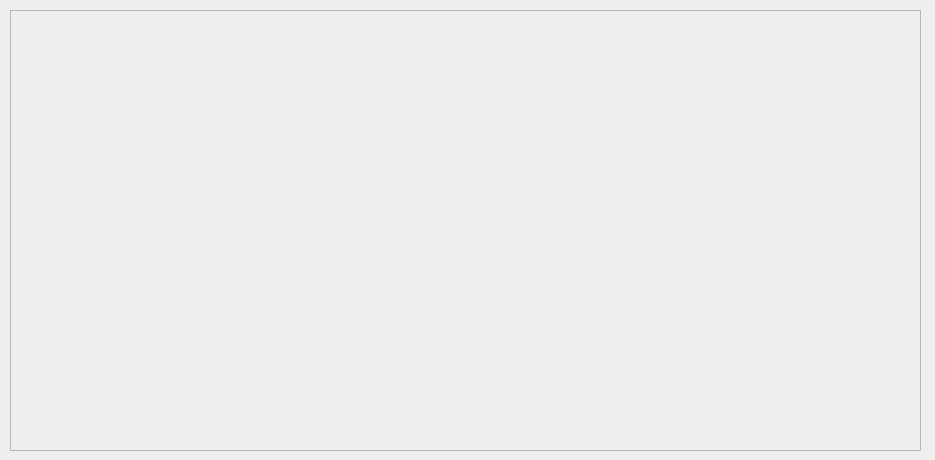
Before: the Qt Designer form static/ui/main.ui in zzmx-sudo/file_sharer-Desktop, drawn with Qt 5.
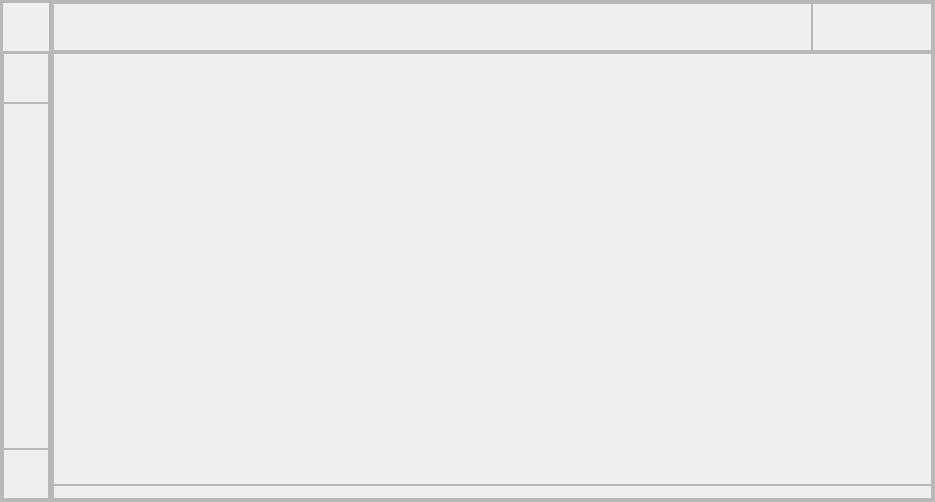
After: the same form once the commit is applied.

Commit message: ui布局基本完成

```diff
--- a/static/ui/main.ui
+++ b/static/ui/main.ui
@@ -7,29 +7,413 @@
     <x>0</x>
     <y>0</y>
     <width>935</width>
-    <height>460</height>
+    <height>502</height>
    </rect>
   </property>
   <property name="windowTitle">
    <string>MainWindow</string>
   </property>
   <widget class="QWidget" name="styleSheet">
-   <widget class="QFrame" name="appBg">
-    <property name="geometry">
-     <rect>
-      <x>10</x>
-      <y>10</y>
-      <width>911</width>
-      <height>441</height>
-     </rect>
+   <layout class="QVBoxLayout" name="verticalLayout_6">
+    <property name="spacing">
+     <number>0</number>
     </property>
-    <property name="frameShape">
-     <enum>QFrame::StyledPanel</enum>
+    <property name="leftMargin">
+     <number>0</number>
     </property>
-    <property name="frameShadow">
-     <enum>QFrame::Raised</enum>
+    <property name="topMargin">
+     <number>0</number>
     </property>
-   </widget>
+    <property name="rightMargin">
+     <number>0</number>
+    </property>
+    <property name="bottomMargin">
+     <number>0</number>
+    </property>
+    <item>
+     <widget class="QFrame" name="AppBg">
+      <property name="frameShape">
+       <enum>QFrame::StyledPanel</enum>
+      </property>
+      <property name="frameShadow">
+       <enum>QFrame::Raised</enum>
+      </property>
+      <layout class="QHBoxLayout" name="horizontalLayout_2">
+       <property name="spacing">
+        <number>0</number>
+       </property>
+       <property name="leftMargin">
+        <number>0</number>
+       </property>
+       <property name="topMargin">
+        <number>0</number>
+       </property>
+       <property name="rightMargin">
+        <number>0</number>
+       </property>
+       <property name="bottomMargin">
+        <number>0</number>
+       </property>
+       <item>
+        <widget class="QFrame" name="leftMenuBox">
+         <property name="minimumSize">
+          <size>
+           <width>50</width>
+           <height>0</height>
+          </size>
+         </property>
+         <property name="maximumSize">
+          <size>
+           <width>50</width>
+           <height>16777215</height>
+          </size>
+         </property>
+         <property name="frameShape">
+          <enum>QFrame::StyledPanel</enum>
+         </property>
+         <property name="frameShadow">
+          <enum>QFrame::Raised</enum>
+         </property>
+         <layout class="QVBoxLayout" name="verticalLayout_5">
+          <property name="spacing">
+           <number>0</number>
+          </property>
+          <property name="leftMargin">
+           <number>0</number>
+          </property>
+          <property name="topMargin">
+           <number>0</number>
+          </property>
+          <property name="rightMargin">
+           <number>0</number>
+          </property>
+          <property name="bottomMargin">
+           <number>0</number>
+          </property>
+          <item>
+           <widget class="QFrame" name="topLogoInfo">
+            <property name="minimumSize">
+             <size>
+              <width>0</width>
+              <height>50</height>
+             </size>
+            </property>
+            <property name="maximumSize">
+             <size>
+              <width>16777215</width>
+              <height>50</height>
+             </size>
+            </property>
+            <property name="frameShape">
+             <enum>QFrame::StyledPanel</enum>
+            </property>
+            <property name="frameShadow">
+             <enum>QFrame::Raised</enum>
+            </property>
+           </widget>
+          </item>
+          <item>
+           <widget class="QFrame" name="leftMenuFrame">
+            <property name="frameShape">
+             <enum>QFrame::StyledPanel</enum>
+            </property>
+            <property name="frameShadow">
+             <enum>QFrame::Raised</enum>
+            </property>
+            <layout class="QVBoxLayout" name="verticalLayout_4">
+             <property name="spacing">
+              <number>0</number>
+             </property>
+             <property name="leftMargin">
+              <number>0</number>
+             </property>
+             <property name="topMargin">
+              <number>0</number>
+             </property>
+             <property name="rightMargin">
+              <number>0</number>
+             </property>
+             <property name="bottomMargin">
+              <number>0</number>
+             </property>
+             <item>
+              <widget class="QFrame" name="leftToggleBox">
+               <property name="minimumSize">
+                <size>
+                 <width>0</width>
+                 <height>50</height>
+                </size>
+               </property>
+               <property name="maximumSize">
+                <size>
+                 <width>16777215</width>
+                 <height>50</height>
+                </size>
+               </property>
+               <property name="frameShape">
+                <enum>QFrame::StyledPanel</enum>
+               </property>
+               <property name="frameShadow">
+                <enum>QFrame::Raised</enum>
+               </property>
+              </widget>
+             </item>
+             <item>
+              <widget class="QFrame" name="leftTopBox">
+               <property name="frameShape">
+                <enum>QFrame::StyledPanel</enum>
+               </property>
+               <property name="frameShadow">
+                <enum>QFrame::Raised</enum>
+               </property>
+              </widget>
+             </item>
+             <item>
+              <widget class="QFrame" name="leftBottomBox">
+               <property name="minimumSize">
+                <size>
+                 <width>0</width>
+                 <height>50</height>
+                </size>
+               </property>
+               <property name="maximumSize">
+                <size>
+                 <width>16777215</width>
+                 <height>50</height>
+                </size>
+               </property>
+               <property name="frameShape">
+                <enum>QFrame::StyledPanel</enum>
+               </property>
+               <property name="frameShadow">
+                <enum>QFrame::Raised</enum>
+               </property>
+              </widget>
+             </item>
+            </layout>
+           </widget>
+          </item>
+         </layout>
+        </widget>
+       </item>
+       <item>
+        <widget class="QFrame" name="extraBox">
+         <property name="maximumSize">
+          <size>
+           <width>0</width>
+           <height>16777215</height>
+          </size>
+         </property>
+         <property name="frameShape">
+          <enum>QFrame::StyledPanel</enum>
+         </property>
+         <property name="frameShadow">
+          <enum>QFrame::Raised</enum>
+         </property>
+         <layout class="QVBoxLayout" name="verticalLayout_3">
+          <property name="spacing">
+           <number>0</number>
+          </property>
+          <property name="leftMargin">
+           <number>0</number>
+          </property>
+          <property name="topMargin">
+           <number>0</number>
+          </property>
+          <property name="rightMargin">
+           <number>0</number>
+          </property>
+          <property name="bottomMargin">
+           <number>0</number>
+          </property>
+          <item>
+           <widget class="QFrame" name="extraTopBox">
+            <property name="maximumSize">
+             <size>
+              <width>16777215</width>
+              <height>50</height>
+             </size>
+            </property>
+            <property name="frameShape">
+             <enum>QFrame::StyledPanel</enum>
+            </property>
+            <property name="frameShadow">
+             <enum>QFrame::Raised</enum>
+            </property>
+           </widget>
+          </item>
+          <item>
+           <widget class="QFrame" name="extraContentBox">
+            <property name="frameShape">
+             <enum>QFrame::StyledPanel</enum>
+            </property>
+            <property name="frameShadow">
+             <enum>QFrame::Raised</enum>
+            </property>
+           </widget>
+          </item>
+          <item>
+           <widget class="QFrame" name="extraBottomBox">
+            <property name="maximumSize">
+             <size>
+              <width>16777215</width>
+              <height>100</height>
+             </size>
+            </property>
+            <property name="frameShape">
+             <enum>QFrame::StyledPanel</enum>
+            </property>
+            <property name="frameShadow">
+             <enum>QFrame::Raised</enum>
+            </property>
+           </widget>
+          </item>
+         </layout>
+        </widget>
+       </item>
+       <item>
+        <widget class="QFrame" name="contentBox">
+         <property name="frameShape">
+          <enum>QFrame::StyledPanel</enum>
+         </property>
+         <property name="frameShadow">
+          <enum>QFrame::Raised</enum>
+         </property>
+         <layout class="QVBoxLayout" name="verticalLayout_2">
+          <property name="spacing">
+           <number>0</number>
+          </property>
+          <property name="leftMargin">
+           <number>0</number>
+          </property>
+          <property name="topMargin">
+           <number>0</number>
+          </property>
+          <property name="rightMargin">
+           <number>0</number>
+          </property>
+          <property name="bottomMargin">
+           <number>0</number>
+          </property>
+          <item>
+           <widget class="QFrame" name="contentTopBox">
+            <property name="maximumSize">
+             <size>
+              <width>16777215</width>
+              <height>50</height>
+             </size>
+            </property>
+            <property name="frameShape">
+             <enum>QFrame::StyledPanel</enum>
+            </property>
+            <property name="frameShadow">
+             <enum>QFrame::Raised</enum>
+            </property>
+            <layout class="QHBoxLayout" name="horizontalLayout">
+             <property name="spacing">
+              <number>0</number>
+             </property>
+             <property name="leftMargin">
+              <number>0</number>
+             </property>
+             <property name="topMargin">
+              <number>0</number>
+             </property>
+             <property name="rightMargin">
+              <number>0</number>
+             </property>
+             <property name="bottomMargin">
+              <number>0</number>
+             </property>
+             <item>
+              <widget class="QFrame" name="contentTitleBox">
+               <property name="frameShape">
+                <enum>QFrame::StyledPanel</enum>
+               </property>
+               <property name="frameShadow">
+                <enum>QFrame::Raised</enum>
+               </property>
+              </widget>
+             </item>
+             <item>
+              <widget class="QFrame" name="contentButtonBox">
+               <property name="maximumSize">
+                <size>
+                 <width>120</width>
+                 <height>16777215</height>
+                </size>
+               </property>
+               <property name="frameShape">
+                <enum>QFrame::StyledPanel</enum>
+               </property>
+               <property name="frameShadow">
+                <enum>QFrame::Raised</enum>
+               </property>
+              </widget>
+             </item>
+            </layout>
+           </widget>
+          </item>
+          <item>
+           <widget class="QFrame" name="contentBottomBox">
+            <property name="frameShape">
+             <enum>QFrame::StyledPanel</enum>
+            </property>
+            <property name="frameShadow">
+             <enum>QFrame::Raised</enum>
+            </property>
+            <layout class="QVBoxLayout" name="verticalLayout">
+             <property name="spacing">
+              <number>0</number>
+             </property>
+             <property name="leftMargin">
+              <number>0</number>
+             </property>
+             <property name="topMargin">
+              <number>0</number>
+             </property>
+             <property name="rightMargin">
+              <number>0</number>
+             </property>
+             <property name="bottomMargin">
+              <number>0</number>
+             </property>
+             <item>
+              <widget class="QFrame" name="content">
+               <property name="frameShape">
+                <enum>QFrame::StyledPanel</enum>
+               </property>
+               <property name="frameShadow">
+                <enum>QFrame::Raised</enum>
+               </property>
+              </widget>
+             </item>
+             <item>
+              <widget class="QFrame" name="contentBottomBar">
+               <property name="maximumSize">
+                <size>
+                 <width>16777215</width>
+                 <height>14</height>
+                </size>
+               </property>
+               <property name="frameShape">
+                <enum>QFrame::StyledPanel</enum>
+               </property>
+               <property name="frameShadow">
+                <enum>QFrame::Raised</enum>
+               </property>
+              </widget>
+             </item>
+            </layout>
+           </widget>
+          </item>
+         </layout>
+        </widget>
+       </item>
+      </layout>
+     </widget>
+    </item>
+   </layout>
   </widget>
  </widget>
  <resources/>
```
Left out of the diff: 4 changed lines with no effect on the pictures.
